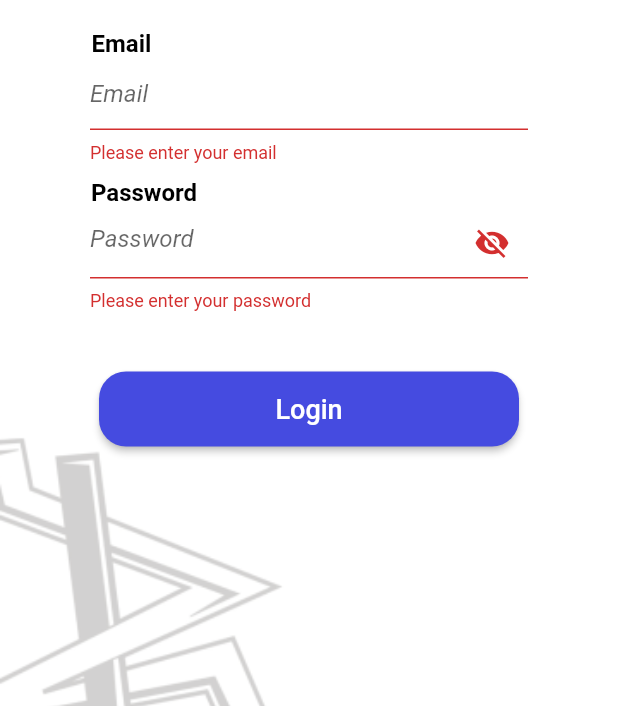
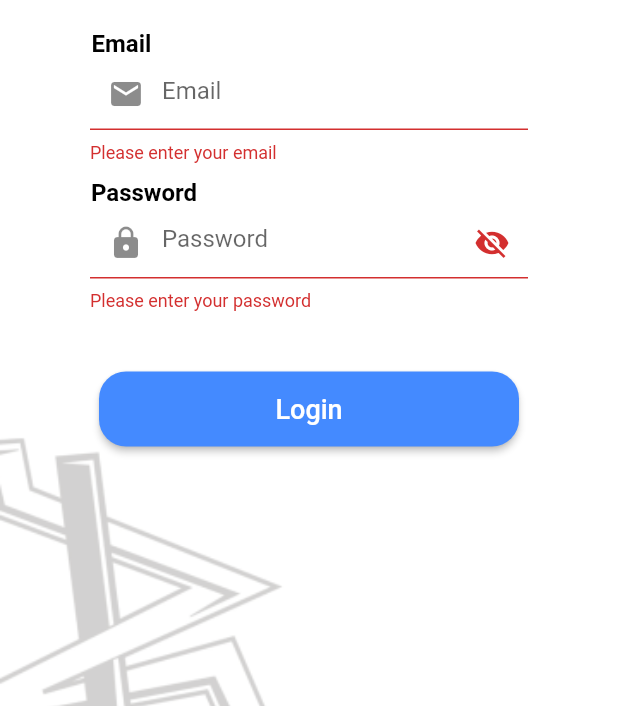
Before and after one commit to eunannana/redlenshoescleaning, a Flutter app: the screen it shows after launch, after a tap on "Login", on a phone screen of 412 x 824 dp, the part 530-1236 px from its top. Run offline on Flutter 3.47's test engine with Material 2 defaults, Android fonts, the phone set to English and light mode, and no system bars; our stand-ins replace google_fonts.

Commit message:
membuat tampilan login

```diff
--- a/lib/view/login.dart
+++ b/lib/view/login.dart
@@ -62,8 +62,9 @@ class _LoginState extends State<Login> {
                         padding: const EdgeInsets.symmetric(horizontal: 50),
                         child: TextFormField(
                           decoration: const InputDecoration(
+                            prefixIcon: Icon(Icons.email),
                             hintText: 'Email',
-                            hintStyle: TextStyle(fontStyle: FontStyle.italic),
+                            hintStyle: TextStyle(),
                           ),
                           onChanged: (value) {
                             setState(() {
@@ -99,9 +100,9 @@ class _LoginState extends State<Login> {
                         child: TextFormField(
                           obscureText: !isPasswordVisible,
                           decoration: InputDecoration(
+                            prefixIcon: const Icon(Icons.lock),
                             hintText: 'Password',
-                            hintStyle:
-                                const TextStyle(fontStyle: FontStyle.italic),
+                            hintStyle: const TextStyle(),
                             suffixIcon: IconButton(
                               icon: Icon(
                                 isPasswordVisible
@@ -165,12 +166,24 @@ class _LoginState extends State<Login> {
                             }
                           }
                         },
-                        style: ElevatedButton.styleFrom(
-                          backgroundColor: const Color(0xFF454BE0),
-                          shape: RoundedRectangleBorder(
-                            borderRadius: BorderRadius.circular(18),
-                          ),
-                          minimumSize: const Size(280, 50),
+                        style: ButtonStyle(
+                          shape:
+                              MaterialStateProperty.all<RoundedRectangleBorder>(
+                                  RoundedRectangleBorder(
+                                      borderRadius: BorderRadius.circular(18))),
+                          minimumSize: MaterialStateProperty.all<Size>(
+                              const Size(280, 50)),
+                          backgroundColor:
+                              MaterialStateProperty.all(Colors.blueAccent),
+                          overlayColor:
+                              MaterialStateProperty.resolveWith<Color?>(
+                                  (Set<MaterialState> states) {
+                            if (states.contains(MaterialState.pressed)) {
+                              return Colors
+                                  .green; // Ganti dengan warna overlay saat tombol ditekan
+                            }
+                            return null;
+                          }),
                         ),
                         child: const Text(
                           'Login',
```
